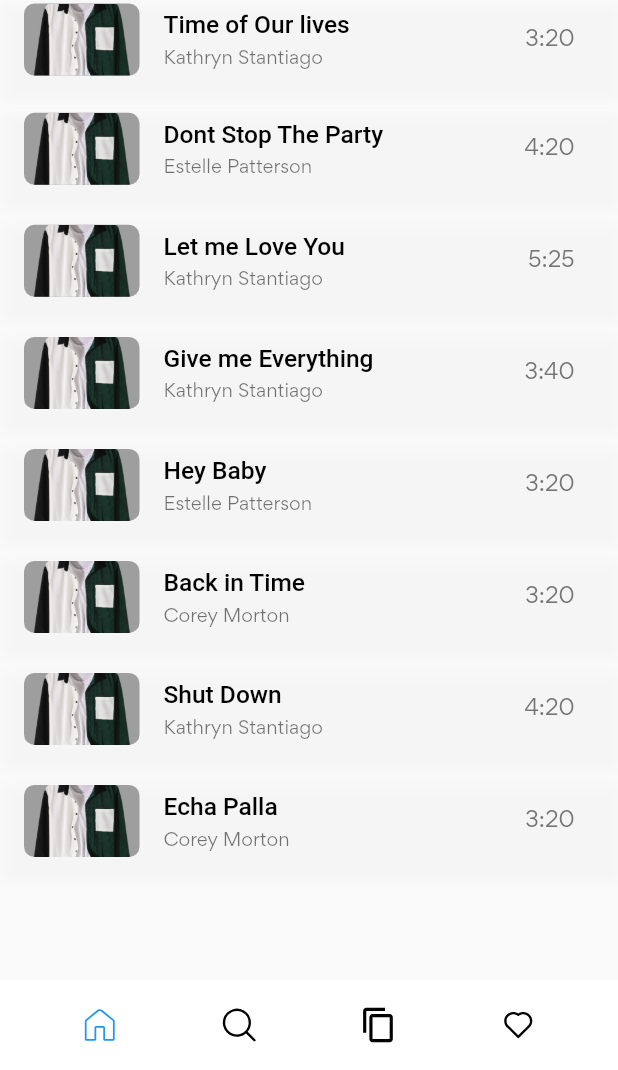
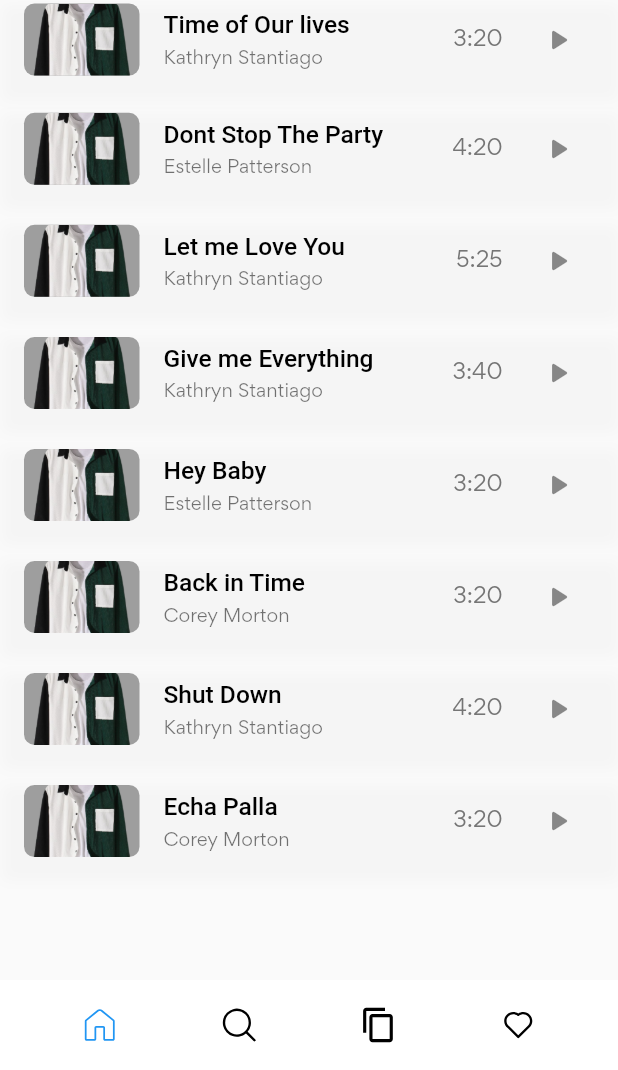
Before and after one commit to TecMichael/musicApp, a Flutter app: the screen it shows after launch, on a phone screen of 412 x 824 dp, the part 166-1236 px from its top. Run offline on Flutter 3.47's test engine with Material 2 defaults, Android fonts, the phone set to English and light mode, and no system bars; our stand-ins replace audioplayers, flutter_screenutil, flutter_svg, google_fonts.

Commit message:
fixed audio player issues

```diff
--- a/lib/home_screen.dart
+++ b/lib/home_screen.dart
@@ -119,56 +119,56 @@ class _HomeScreenState extends State<HomeScreen> {
       scrollDirection: Axis.vertical,
       child: Column(
         children: [
-           const MusicList(
+            MusicList(
             txt: 'Time of Our lives',
             img: 'assets/images/product_2.png',
             mtime: '3:20',
             txt2: 'Kathryn Stantiago',
           ),
           SizedBox(height: 10.h),
-           const MusicList(
+            MusicList(
             txt: 'Dont Stop The Party',
             img: 'assets/images/product_2.png',
             mtime: '4:20',
             txt2: 'Estelle Patterson',
           ),
           SizedBox(height: 12.h),
-           const MusicList(
+            MusicList(
             txt: 'Let me Love You',
             img: 'assets/images/product_2.png',
             mtime: '5:25',
             txt2: 'Kathryn Stantiago',
           ),
           SizedBox(height: 12.h),
-           const MusicList(
+            MusicList(
             txt: 'Give me Everything',
             img: 'assets/images/product_2.png',
             mtime: '3:40',
             txt2: 'Kathryn Stantiago',
           ),
           SizedBox(height: 12.h),
-           const MusicList(
+            MusicList(
             txt: 'Hey Baby',
             img: 'assets/images/product_2.png',
             mtime: '3:20',
             txt2: 'Estelle Patterson',
           ),
           SizedBox(height: 12.h),
-           const MusicList(
+            MusicList(
             txt: 'Back in Time',
             img: 'assets/images/product_2.png',
             mtime: '3:20',
             txt2: 'Corey Morton',
           ),
           SizedBox(height: 12.h),
-           const MusicList(
+            MusicList(
             txt: 'Shut Down',
             img: 'assets/images/product_2.png',
             mtime: '4:20',
             txt2: 'Kathryn Stantiago',
           ),
           SizedBox(height: 12.h),
-           const MusicList(
+            MusicList(
             txt: 'Echa Palla',
             img: 'assets/images/product_2.png',
             mtime: '3:20',
--- a/lib/music_list.dart
+++ b/lib/music_list.dart
@@ -1,4 +1,4 @@
-import 'package:audioplayer/audioplayer.dart';
+import 'package:audioplayers/audioplayers.dart';
 import 'package:flutter/material.dart';
 import 'package:flutter_screenutil/flutter_screenutil.dart';
 import 'package:flutter_svg/svg.dart';
@@ -13,11 +13,14 @@ class MusicList extends StatefulWidget {
     required this.txt,
     required this.txt2,
     required this.mtime,
+     this.musicFile,
+
   }) : super(key: key);
   final String img;
   final String txt;
   final String txt2;
   final String mtime;
+  final String? musicFile;
 
   @override
   State<MusicList> createState() => _MusicListState();
@@ -26,15 +29,17 @@ class MusicList extends StatefulWidget {
 class _MusicListState extends State<MusicList> {
   AudioPlayer audioPlayer = AudioPlayer();
 
-  AudioPlayerState audioPlayerState = AudioPlayerState.PAUSED;
+  PlayerState audioPlayerState = PlayerState.PAUSED;
+  String? url;
 
-  String url = 'https://www.soundhelix.com/examples/mp3/SoundHelix-Song-13.mp3';
+
 
   @override
   void initState() {
     super.initState();
+     url = 'https://www.slimsic.com/web/media/${widget.musicFile}';
 
-    audioPlayer.onPlayerStateChanged.listen((AudioPlayerState s) {
+    audioPlayer.onPlayerStateChanged.listen((PlayerState s) {
       setState(() {
         audioPlayerState = s;
       });
@@ -49,7 +54,7 @@ class _MusicListState extends State<MusicList> {
   }
 
   playMusic() async {
-    await audioPlayer.play(url);
+    await audioPlayer.play(url!);
   }
 
   pauseMusic() async {
@@ -104,16 +109,16 @@ class _MusicListState extends State<MusicList> {
               style: TextStyle(color: Colors.grey.shade600),
             ),
             const SizedBox(width: 13),
-            // IconButton(
-            //   onPressed: () {
-            //     audioPlayerState == AudioPlayerState.PLAYING
-            //         ? pauseMusic()
-            //         : playMusic();
-            //   },
-            //   icon: Icon(audioPlayerState == AudioPlayerState.PLAYING
-            //       ? Icons.pause_rounded
-            //       : Icons.play_arrow_rounded),
-            // )
+            IconButton(
+              onPressed: () {
+                audioPlayerState == PlayerState.PLAYING
+                    ? pauseMusic()
+                    : playMusic();
+              },
+              icon: Icon(audioPlayerState == PlayerState.PLAYING
+                  ? Icons.pause_rounded
+                  : Icons.play_arrow_rounded),
+            )
           ],
         ),
       ),
--- a/lib/screens/categories/music.dart
+++ b/lib/screens/categories/music.dart
@@ -57,6 +57,7 @@ class _MusicCategoryState extends State<MusicCategory> {
             img: 'assets/images/product_2.png',
             mtime: '3:20',
             txt2: '${data.data![index].source}',
+            musicFile: data.data![index].file,
           );
         },
       ),
```
Also changed, not shown: 4 other files.
